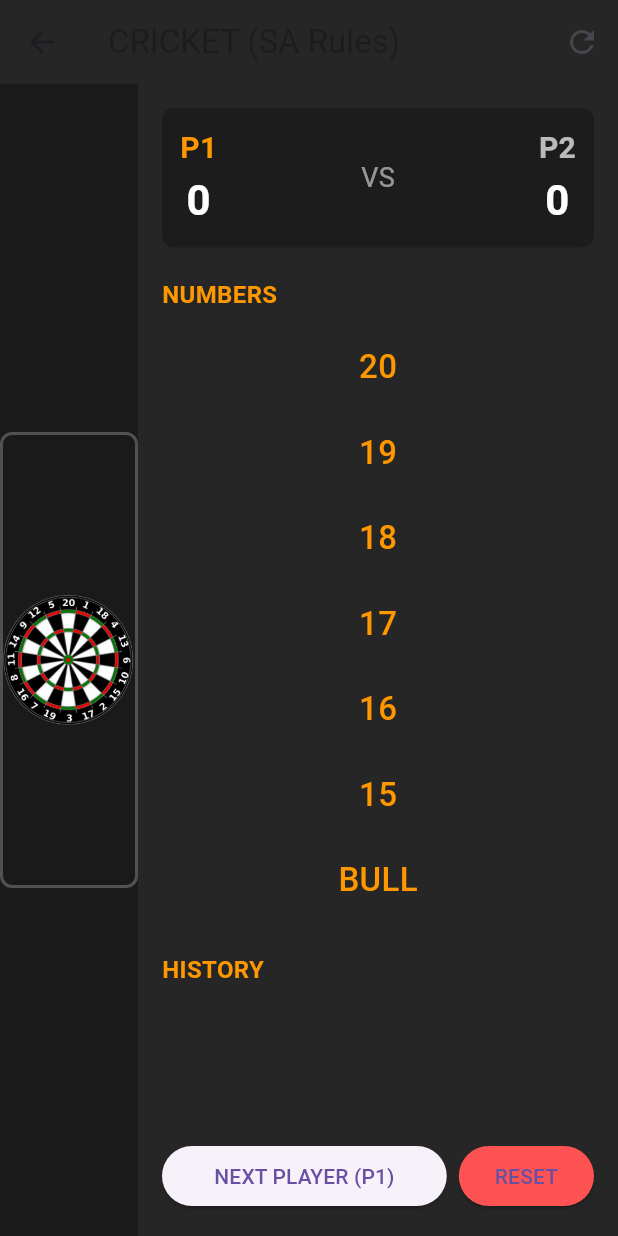
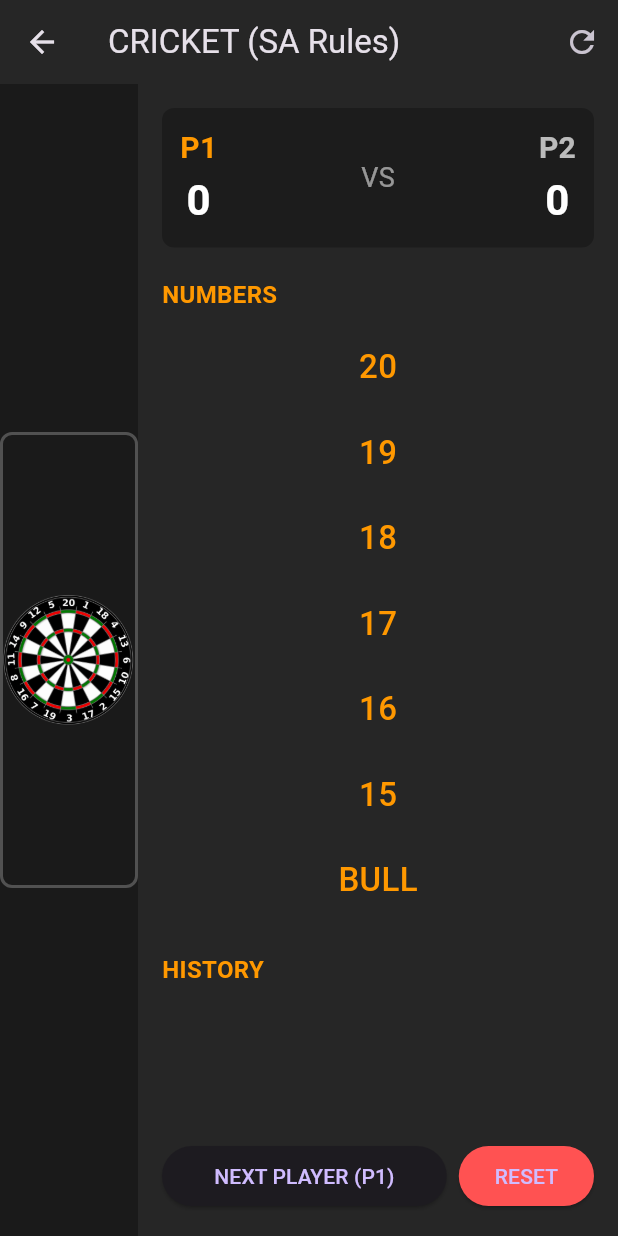
Before and after one commit to SftIce/Darts, a Flutter app: the screen it shows after launch, after a tap on "CRICKET (SA)", on a phone screen of 412 x 824 dp. Run offline on Flutter 3.47's test engine with Material 3 defaults, Android fonts, the phone set to English and light mode, and no system bars; our stand-ins replace google_fonts.

Commit message:
Refactor main function to use DartsApp widget

```diff
--- a/lib/main.dart
+++ b/lib/main.dart
@@ -1,4 +1,17 @@
 import 'package:flutter/material.dart';
 import 'game_selection.dart';
 
-void main() => runApp(const MaterialApp(home: GameSelection(), debugShowCheckedModeBanner: false));
+void main() => runApp(const DartsApp());
+
+class DartsApp extends StatelessWidget {
+  const DartsApp({super.key});
+
+  @override
+  Widget build(BuildContext context) {
+    return MaterialApp(
+      title: 'Darts Scoring App',
+      theme: ThemeData.dark(),
+      home: GameSelection(),
+    );
+  }
+}
```
